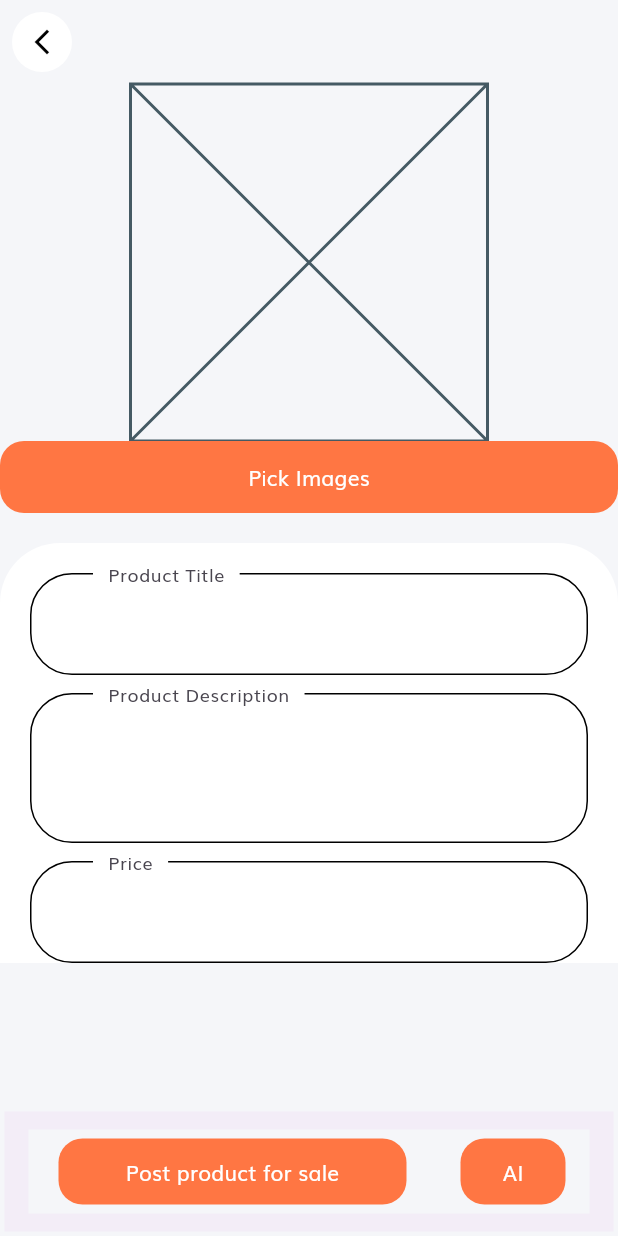
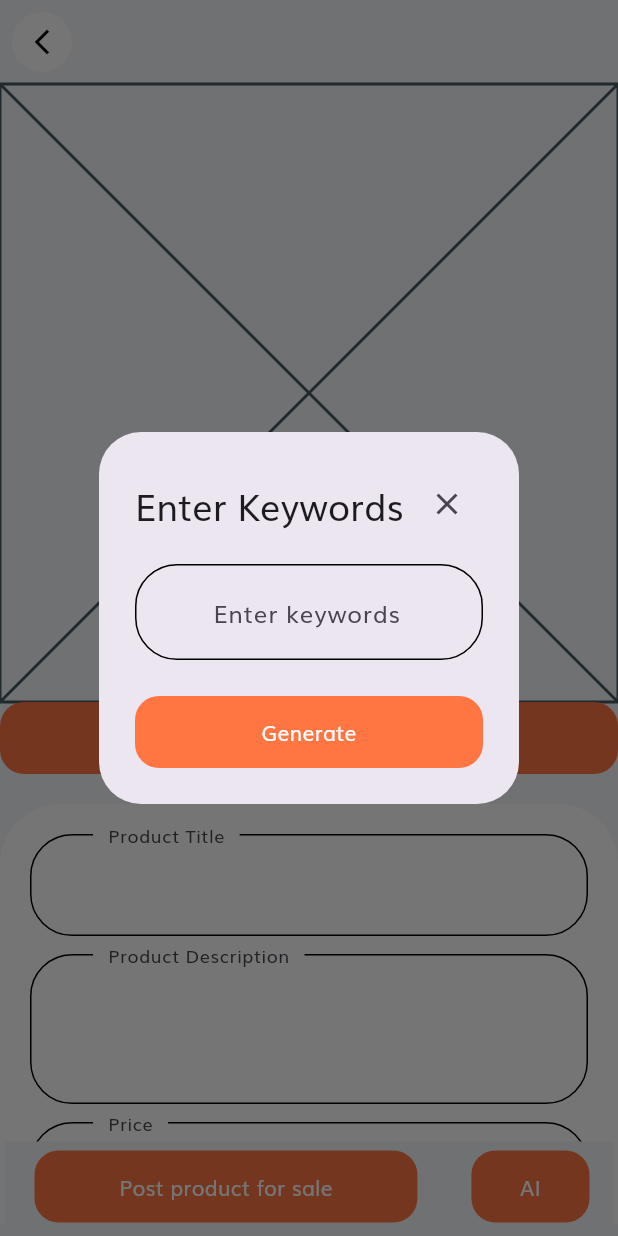
Before and after one commit to YASSINE-ZENNED/MarketAI, a Flutter app: the CreateSellCard screen opened by its route, after a tap on "AI", on a phone screen of 412 x 824 dp. Run offline on Flutter 3.47's test engine with Material 3 defaults, Android fonts, the phone set to English and light mode, and no system bars; our stand-ins replace flutter_svg, image_picker.

Commit message:
working on selling item form

```diff
--- a/lib/screens/Sell/CreateSellCard.dart
+++ b/lib/screens/Sell/CreateSellCard.dart
@@ -1,6 +1,7 @@
 import 'dart:io';
+
 import 'package:flutter/material.dart';
-import 'package:flutter_svg/svg.dart';
+import 'package:flutter_svg/flutter_svg.dart';
 import 'package:image_picker/image_picker.dart';
 
 import '../../../constants.dart';
@@ -12,9 +13,46 @@ import 'components/product_description.dart';
 import 'components/product_images.dart';
 import 'components/top_rounded_container.dart';
 
-class CreateSellCard extends StatelessWidget {
+class CreateSellCard extends StatefulWidget {
   const CreateSellCard({Key? key}) : super(key: key);
   static String routeName = "/CreateSellCard";
+
+  @override
+  _CreateSellCardState createState() => _CreateSellCardState();
+}
+
+class _CreateSellCardState extends State<CreateSellCard> {
+  late TextEditingController _titleController;
+  late TextEditingController _descriptionController;
+  TextEditingController keywordsController = TextEditingController();
+  int selectedImage = 0;
+  List<File> _images = [];
+
+  Future<void> _pickImages() async {
+    final ImagePicker _picker = ImagePicker();
+    final List<XFile>? pickedFiles = await _picker.pickMultiImage();
+
+    if (pickedFiles != null && pickedFiles.isNotEmpty) {
+      setState(() {
+        _images = pickedFiles.map((file) => File(file.path)).toList();
+        selectedImage = 0;  // Reset to the first image
+      });
+    }
+  }
+  @override
+  void initState() {
+    super.initState();
+    _titleController = TextEditingController();
+    _descriptionController = TextEditingController();
+  }
+
+  @override
+  void dispose() {
+    _titleController.dispose();
+    _descriptionController.dispose();
+    keywordsController.dispose();
+    super.dispose();
+  }
 
   @override
   Widget build(BuildContext context) {
@@ -47,24 +85,91 @@ class CreateSellCard extends StatelessWidget {
       ),
       body: ListView(
         children: [
-          ProductImages(),
+            _images.isEmpty
+                ? SizedBox(
+              width: 238,
+              child: AspectRatio(
+                aspectRatio: 1,
+                child: Placeholder(),
+              ),
+            )
+                : SizedBox(
+              width: 238,
+              child: AspectRatio(
+                aspectRatio: 1,
+                child: Image.file(_images[selectedImage]),
+              ),
+            ),
+            Row(
+              mainAxisAlignment: MainAxisAlignment.center,
+              children: [
+                ...List.generate(
+                  _images.length,
+                      (index) => SmallProductImage(
+                    isSelected: index == selectedImage,
+                    press: () {
+                      setState(() {
+                        selectedImage = index;
+                      });
+                    },
+                    imageFile: _images[index],
+                  ),
+                ),
+              ],
+            ),
+            ElevatedButton(
+              onPressed: _pickImages,
+              child: Text("Pick Images"),
+            ),
+
           TopRoundedContainer(
             color: Colors.white,
             child: Column(
+              crossAxisAlignment: CrossAxisAlignment.start,
               children: [
-                ProductDescription(
-                  pressOnSeeMore: () {},
+                Padding(
+                  padding: const EdgeInsets.symmetric(horizontal: 20),
+                  child: TextField(
+                    controller: _titleController,
+                    decoration: InputDecoration(
+                      labelText: "Product Title",
+                      border: OutlineInputBorder(),
                     ),
+                    style: Theme.of(context).textTheme.titleLarge,
+                  ),
+                ),
+                SizedBox(height: 12), // Add some space between fields
+                Padding(
+                  padding: const EdgeInsets.symmetric(horizontal: 20),
+                  child: TextField(
+                    controller: _descriptionController,
+                    decoration: InputDecoration(
+                      labelText: "Product Description",
+                      border: OutlineInputBorder(),
+                    ),
+                    maxLines: 3, // Allows multiple lines for the description
+                    style: Theme.of(context).textTheme.bodyMedium,
+                  ),
+                ),
+                SizedBox(height: 12), // Add some space between fields
 
+                Padding(
+                  padding: const EdgeInsets.symmetric(horizontal: 20),
+                  child: TextField(
+                    decoration: InputDecoration(
+                      labelText: "Price",
+                      border: OutlineInputBorder(),
+                    ),
+                    style: Theme.of(context).textTheme.titleLarge,
+                  ),
+                ),
               ],
             ),
           ),
         ],
       ),
-
       bottomNavigationBar: Padding(
         padding: const EdgeInsets.all(3.0),
-        child: BottomAppBar(
         child: Container(
           color: const Color(0xFFF5F6F9),
           child: Row(
@@ -76,6 +181,7 @@ class CreateSellCard extends StatelessWidget {
                   child: ElevatedButton(
                     onPressed: () {
                       // Handle action for the first button
+                      _postProductForSale();
                     },
                     child: const Text("Post product for sale"),
                   ),
@@ -88,6 +194,7 @@ class CreateSellCard extends StatelessWidget {
                   child: ElevatedButton(
                     onPressed: () {
                       // Handle action for the second button
+                      _showAIDialog(context);
                     },
                     child: const Text("AI"),
                   ),
@@ -97,7 +204,57 @@ class CreateSellCard extends StatelessWidget {
           ),
         ),
       ),
+    );
+  }
+
+  void _postProductForSale() {
+    // Implement your logic for posting the product for sale
+    // This method will be called when "Post product for sale" button is pressed
+  }
+
+  void _showAIDialog(BuildContext context) {
+    showDialog(
+      context: context,
+      builder: (BuildContext context) {
+        return StatefulBuilder(
+          builder: (context, setState) {
+            return AlertDialog(
+              title: Row(
+                mainAxisAlignment: MainAxisAlignment.spaceBetween,
+                children: [
+                  Text("Enter Keywords"),
+                  IconButton(
+                    icon: Icon(Icons.close),
+                    onPressed: () {
+                      Navigator.of(context).pop(); // Close the dialog
+                    },
                   ),
+                ],
+              ),
+              content: TextField(
+                controller: keywordsController,
+                onChanged: (value) {
+                  // Handle text changes if needed
+                },
+                decoration: InputDecoration(hintText: "Enter keywords"),
+              ),
+              actions: <Widget>[
+                ElevatedButton(
+                  onPressed: () {
+                    // Handle keyword generation logic
+                    setState(() {
+                      _titleController.text = "CreateSellCard";
+                      _descriptionController.text = "test test";
+                    });
+                    Navigator.of(context).pop(); // Close the dialog
+                  },
+                  child: Text('Generate'),
+                ),
+              ],
+            );
+          },
+        );
+      },
     );
   }
 }
--- a/lib/screens/Sell/components/product_description.dart
+++ b/lib/screens/Sell/components/product_description.dart
@@ -5,8 +5,9 @@ import '../../../constants.dart';
 import '../../../models/Product.dart';
 
 class ProductDescription extends StatefulWidget {
-  const ProductDescription({
+  const ProductDescription(String productName, String productDescription, {
     Key? key,
+
     this.pressOnSeeMore,
   }) : super(key: key);
 
```
Lines whose indentation alone changed are shown as unchanged.
